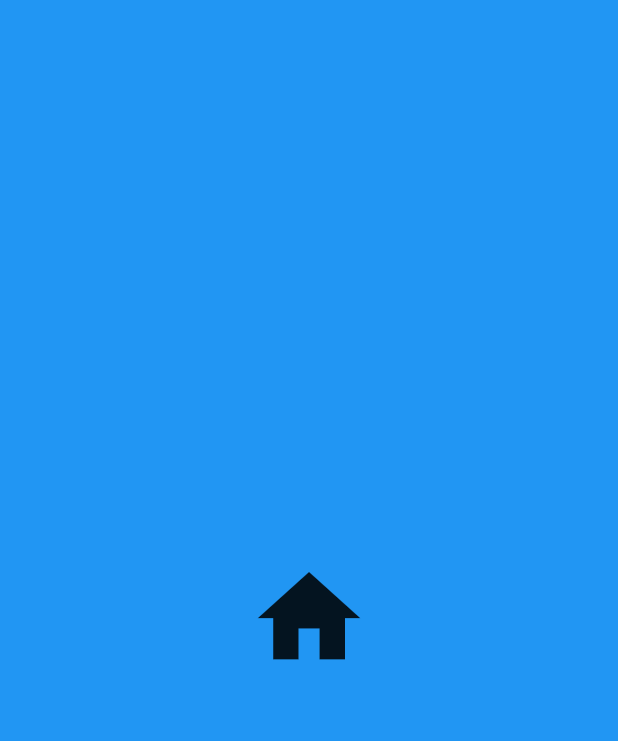
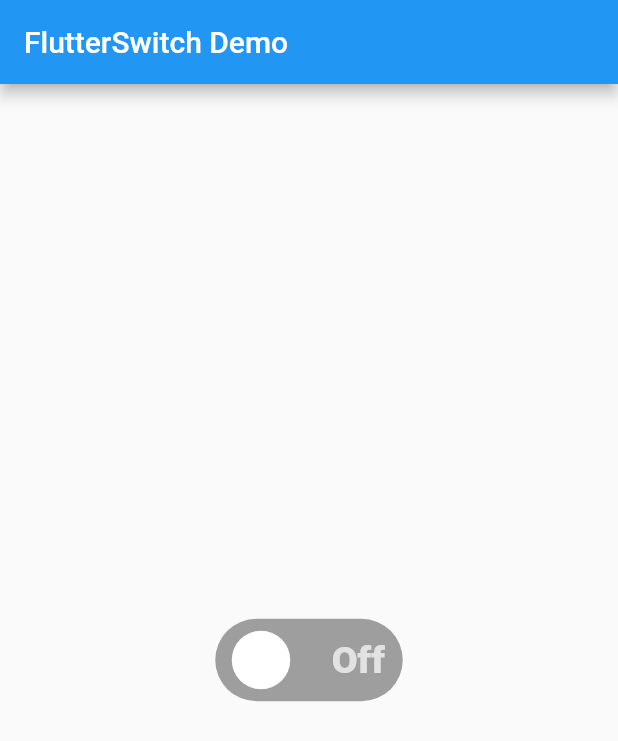
Before and after one commit to bilal1080/Cards, a Flutter app: the first screen one second after launch, on a phone screen of 412 x 824 dp. Shown: the top 741 px of the screen. Run offline on Flutter 3.47's test engine with Material 2 defaults, Android fonts, the phone set to English and light mode, and no system bars; drawn by our look-alikes of animated_splash_screen, flutter_switch.

Commit message:
12th commit

```diff
--- a/lib/main.dart
+++ b/lib/main.dart
@@ -1,13 +1,14 @@
 import 'package:flutter/material.dart';
-import 'package:flutter_cards/Menu.dart';
-import 'package:flutter_cards/Navigation_rail.dart';
-import 'package:flutter_cards/Slider.dart';
-import 'package:flutter_cards/homescreen.dart';
-import 'package:flutter_cards/progress_indicator.dart';
-import 'package:flutter_cards/snackbar.dart';
-import 'package:flutter_cards/splash.dart';
+import 'package:flutter_cards/switch.dart';
+
+//import 'package:flutter_cards/Menu.dart';
+//import 'package:flutter_cards/Navigation_rail.dart';
+//import 'package:flutter_cards/Slider.dart';
+//import 'package:flutter_cards/homescreen.dart';
+//import 'package:flutter_cards/progress_indicator.dart';
+//import 'package:flutter_cards/snackbar.dart';
+//import 'package:flutter_cards/splash.dart';
 //import 'package:flutter_cards/Dialog.dart';
-
 //import 'package:flutter_cards/chips.dart';
 //import 'package:flutter_cards/Button.dart';
 //import 'package:flutter_cards/buttomNavigation.dart';
@@ -15,6 +16,7 @@
 //import 'package:flutter_cards/homescreen.dart';
 //import 'package:flutter_cards/navigation_drawer.dart';
 //import 'package:flutter_cards/homescreen.dart';
+
 void main() {
   runApp(MyApp());
 }
@@ -25,7 +27,7 @@
   Widget build(BuildContext context) {
     return MaterialApp(
       debugShowCheckedModeBanner: false,
-      home: Ani_splsh_screen(),
+      home: MyHomeClass(),
     );
   }
 }
--- /dev/null
+++ b/lib/switch.dart
@@ -0,0 +1,39 @@
+import 'package:flutter/material.dart';
+import 'package:flutter_switch/flutter_switch.dart';
+
+class MyHomeClass extends StatefulWidget {
+  @override
+  _MyHomeClassState createState() => _MyHomeClassState();
+}
+
+class _MyHomeClassState extends State<MyHomeClass> {
+  bool status = false;
+
+  @override
+  Widget build(BuildContext context) {
+    return Scaffold(
+      appBar: AppBar(
+        title: Text("FlutterSwitch Demo"),
+      ),
+      body: Center(
+        child: Container(
+          child: FlutterSwitch(
+            width: 125.0,
+            height: 55.0,
+            valueFontSize: 25.0,
+            toggleSize: 45.0,
+            value: status,
+            borderRadius: 30.0,
+            padding: 8.0,
+            showOnOff: true,
+            onToggle: (val) {
+              setState(() {
+                status = val;
+              });
+            },
+          ),
+        ),
+      ),
+    );
+  }
+}
--- a/pubspec.yaml
+++ b/pubspec.yaml
@@ -29,6 +29,7 @@
   # Use with the CupertinoIcons class for iOS style icons.
   cupertino_icons: ^1.0.2
   animated_splash_screen: ^1.1.0
+  flutter_switch: ^0.3.2
 dev_dependencies:
   flutter_test:
     sdk: flutter
```
Also changed, not shown: pubspec.lock.
